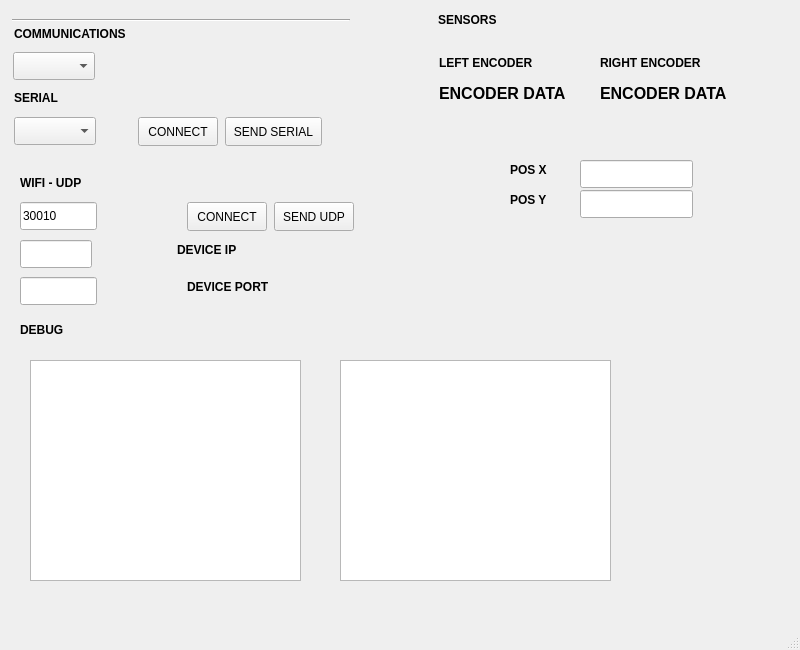
This is gui/mainwindow.ui in BuffaGonzalo/MCC25 as Qt 5 draws it before an edit. The edited form follows.
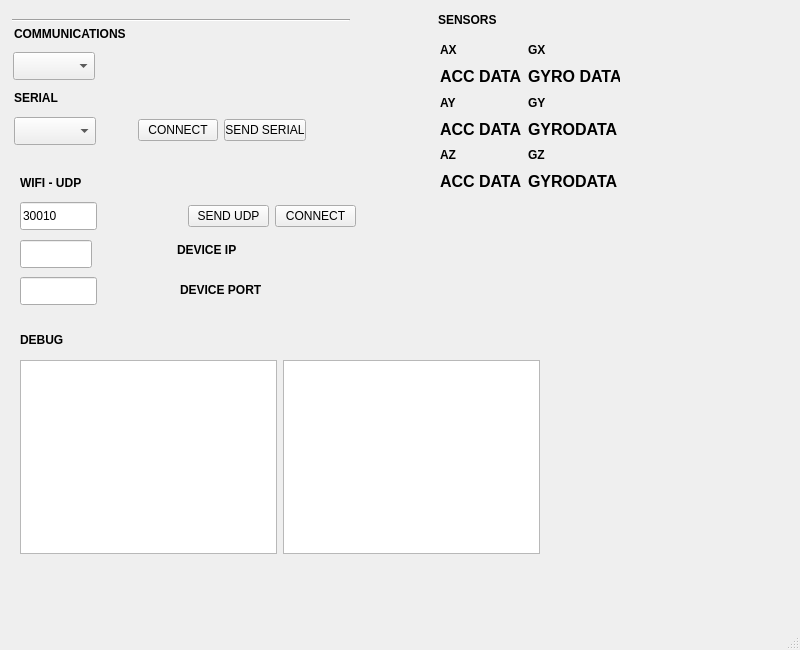
This is the edited form. Icons and pictures are not drawn.

Commit message: Adds All-Time data control

The edit to the form file:
```diff
--- a/gui/mainwindow.ui
+++ b/gui/mainwindow.ui
@@ -27,31 +27,11 @@
    <property name="autoFillBackground">
     <bool>false</bool>
    </property>
-   <widget class="QTextBrowser" name="textBrowserUnProcessed">
-    <property name="geometry">
-     <rect>
-      <x>340</x>
-      <y>360</y>
-      <width>271</width>
-      <height>221</height>
-     </rect>
-    </property>
-   </widget>
-   <widget class="QTextBrowser" name="textBrowserProcessed">
-    <property name="geometry">
-     <rect>
-      <x>30</x>
-      <y>360</y>
-      <width>271</width>
-      <height>221</height>
-     </rect>
-    </property>
-   </widget>
    <widget class="QLabel" name="label_udp_2">
     <property name="geometry">
      <rect>
       <x>20</x>
-      <y>320</y>
+      <y>330</y>
       <width>78</width>
       <height>20</height>
      </rect>
@@ -88,24 +68,6 @@
      </rect>
     </property>
    </widget>
-   <widget class="QLabel" name="label_devide_port">
-    <property name="geometry">
-     <rect>
-      <x>187</x>
-      <y>277</y>
-      <width>94</width>
-      <height>20</height>
-     </rect>
-    </property>
-    <property name="font">
-     <font>
-      <bold>true</bold>
-     </font>
-    </property>
-    <property name="text">
-     <string>DEVICE PORT</string>
-    </property>
-   </widget>
    <widget class="QLineEdit" name="lineEdit_device_port">
     <property name="geometry">
      <rect>
@@ -191,69 +153,6 @@
      <string>COMMUNICATIONS</string>
     </property>
    </widget>
-   <widget class="QLabel" name="label_left_encoder_data">
-    <property name="geometry">
-     <rect>
-      <x>439</x>
-      <y>80</y>
-      <width>152</width>
-      <height>27</height>
-     </rect>
-    </property>
-    <property name="font">
-     <font>
-      <pointsize>12</pointsize>
-      <bold>true</bold>
-     </font>
-    </property>
-    <property name="text">
-     <string>ENCODER DATA</string>
-    </property>
-   </widget>
-   <widget class="QLabel" name="label_left_encoder">
-    <property name="geometry">
-     <rect>
-      <x>439</x>
-      <y>53</y>
-      <width>106</width>
-      <height>20</height>
-     </rect>
-    </property>
-    <property name="font">
-     <font>
-      <bold>true</bold>
-     </font>
-    </property>
-    <property name="text">
-     <string>LEFT ENCODER</string>
-    </property>
-   </widget>
-   <widget class="QPushButton" name="pushButton_sendSerial">
-    <property name="geometry">
-     <rect>
-      <x>225</x>
-      <y>117</y>
-      <width>97</width>
-      <height>29</height>
-     </rect>
-    </property>
-    <property name="text">
-     <string>SEND SERIAL</string>
-    </property>
-   </widget>
-   <widget class="QPushButton" name="pushButton_connectSerial">
-    <property name="geometry">
-     <rect>
-      <x>138</x>
-      <y>117</y>
-      <width>80</width>
-      <height>29</height>
-     </rect>
-    </property>
-    <property name="text">
-     <string>CONNECT</string>
-    </property>
-   </widget>
    <widget class="QComboBox" name="comboBox_PORT">
     <property name="geometry">
      <rect>
@@ -267,56 +166,6 @@
      <string>PORTS</string>
     </property>
    </widget>
-   <widget class="QLabel" name="label_right_encoder">
-    <property name="geometry">
-     <rect>
-      <x>600</x>
-      <y>53</y>
-      <width>119</width>
-      <height>20</height>
-     </rect>
-    </property>
-    <property name="font">
-     <font>
-      <bold>true</bold>
-     </font>
-    </property>
-    <property name="text">
-     <string>RIGHT ENCODER</string>
-    </property>
-   </widget>
-   <widget class="QLabel" name="label_right_encoder_data">
-    <property name="geometry">
-     <rect>
-      <x>600</x>
-      <y>80</y>
-      <width>152</width>
-      <height>27</height>
-     </rect>
-    </property>
-    <property name="font">
-     <font>
-      <pointsize>12</pointsize>
-      <bold>true</bold>
-     </font>
-    </property>
-    <property name="text">
-     <string>ENCODER DATA</string>
-    </property>
-   </widget>
-   <widget class="QPushButton" name="pushButton_connectUdp">
-    <property name="geometry">
-     <rect>
-      <x>187</x>
-      <y>202</y>
-      <width>80</width>
-      <height>29</height>
-     </rect>
-    </property>
-    <property name="text">
-     <string>CONNECT</string>
-    </property>
-   </widget>
    <widget class="QLineEdit" name="lineEdit_local_port">
     <property name="geometry">
      <rect>
@@ -330,19 +179,6 @@
      <string>30010</string>
     </property>
    </widget>
-   <widget class="QPushButton" name="pushButton_sendUdp">
-    <property name="geometry">
-     <rect>
-      <x>274</x>
-      <y>202</y>
-      <width>80</width>
-      <height>29</height>
-     </rect>
-    </property>
-    <property name="text">
-     <string>SEND UDP</string>
-    </property>
-   </widget>
    <widget class="QLabel" name="label_device_ip">
     <property name="geometry">
      <rect>
@@ -380,32 +216,224 @@
      <string/>
     </property>
    </widget>
-   <widget class="QLineEdit" name="PosX">
+   <widget class="QWidget" name="">
     <property name="geometry">
      <rect>
-      <x>580</x>
-      <y>160</y>
-      <width>113</width>
-      <height>28</height>
+      <x>440</x>
+      <y>40</y>
+      <width>180</width>
+      <height>151</height>
      </rect>
     </property>
+    <layout class="QHBoxLayout" name="horizontalLayout">
+     <item>
+      <layout class="QVBoxLayout" name="verticalLayout_8">
+       <item>
+        <layout class="QVBoxLayout" name="verticalLayout_6">
+         <item>
+          <widget class="QLabel" name="ax_label">
+           <property name="font">
+            <font>
+             <bold>true</bold>
+            </font>
+           </property>
+           <property name="text">
+            <string>AX</string>
+           </property>
+          </widget>
+         </item>
+         <item>
+          <widget class="QLabel" name="ax_data">
+           <property name="font">
+            <font>
+             <pointsize>12</pointsize>
+             <bold>true</bold>
+            </font>
+           </property>
+           <property name="text">
+            <string>ACC DATA</string>
+           </property>
+          </widget>
+         </item>
+        </layout>
+       </item>
+       <item>
+        <layout class="QVBoxLayout" name="verticalLayout_5">
+         <item>
+          <widget class="QLabel" name="ay_label">
+           <property name="font">
+            <font>
+             <bold>true</bold>
+            </font>
+           </property>
+           <property name="text">
+            <string>AY</string>
+           </property>
+          </widget>
+         </item>
+         <item>
+          <widget class="QLabel" name="ay_data">
+           <property name="font">
+            <font>
+             <pointsize>12</pointsize>
+             <bold>true</bold>
+            </font>
+           </property>
+           <property name="text">
+            <string>ACC DATA</string>
+           </property>
+          </widget>
+         </item>
+        </layout>
+       </item>
+       <item>
+        <layout class="QVBoxLayout" name="verticalLayout_4">
+         <item>
+          <widget class="QLabel" name="az_label">
+           <property name="font">
+            <font>
+             <bold>true</bold>
+            </font>
+           </property>
+           <property name="text">
+            <string>AZ</string>
+           </property>
+          </widget>
+         </item>
+         <item>
+          <widget class="QLabel" name="az_data">
+           <property name="font">
+            <font>
+             <pointsize>12</pointsize>
+             <bold>true</bold>
+            </font>
+           </property>
+           <property name="text">
+            <string>ACC DATA</string>
+           </property>
+          </widget>
+         </item>
+        </layout>
+       </item>
+      </layout>
+     </item>
+     <item>
+      <layout class="QVBoxLayout" name="verticalLayout_7">
+       <item>
+        <layout class="QVBoxLayout" name="verticalLayout_3">
+         <item>
+          <widget class="QLabel" name="gx_label">
+           <property name="font">
+            <font>
+             <bold>true</bold>
+            </font>
+           </property>
+           <property name="text">
+            <string>GX</string>
+           </property>
+          </widget>
+         </item>
+         <item>
+          <widget class="QLabel" name="gx_data">
+           <property name="font">
+            <font>
+             <pointsize>12</pointsize>
+             <bold>true</bold>
+            </font>
+           </property>
+           <property name="text">
+            <string>GYRO DATA</string>
+           </property>
+          </widget>
+         </item>
+        </layout>
+       </item>
+       <item>
+        <layout class="QVBoxLayout" name="verticalLayout_2">
+         <item>
+          <widget class="QLabel" name="gy_label">
+           <property name="font">
+            <font>
+             <bold>true</bold>
+            </font>
+           </property>
+           <property name="text">
+            <string>GY</string>
+           </property>
+          </widget>
+         </item>
+         <item>
+          <widget class="QLabel" name="gy_data">
+           <property name="font">
+            <font>
+             <pointsize>12</pointsize>
+             <bold>true</bold>
+            </font>
+           </property>
+           <property name="text">
+            <string>GYRODATA</string>
+           </property>
+          </widget>
+         </item>
+        </layout>
+       </item>
+       <item>
+        <layout class="QVBoxLayout" name="verticalLayout">
+         <item>
+          <widget class="QLabel" name="gz_label">
+           <property name="font">
+            <font>
+             <bold>true</bold>
+            </font>
+           </property>
+           <property name="text">
+            <string>GZ</string>
+           </property>
+          </widget>
+         </item>
+         <item>
+          <widget class="QLabel" name="gz_data">
+           <property name="font">
+            <font>
+             <pointsize>12</pointsize>
+             <bold>true</bold>
+            </font>
+           </property>
+           <property name="text">
+            <string>GYRODATA</string>
+           </property>
+          </widget>
+         </item>
+        </layout>
+       </item>
+      </layout>
+     </item>
+    </layout>
    </widget>
-   <widget class="QLineEdit" name="PosY">
+   <widget class="QWidget" name="">
     <property name="geometry">
      <rect>
-      <x>580</x>
-      <y>190</y>
-      <width>113</width>
-      <height>28</height>
+      <x>20</x>
+      <y>360</y>
+      <width>520</width>
+      <height>194</height>
      </rect>
     </property>
+    <layout class="QHBoxLayout" name="horizontalLayout_2">
+     <item>
+      <widget class="QTextBrowser" name="textBrowserProcessed"/>
+     </item>
+     <item>
+      <widget class="QTextBrowser" name="textBrowserUnProcessed"/>
+     </item>
+    </layout>
    </widget>
-   <widget class="QLabel" name="label_sensors_2">
+   <widget class="QLabel" name="label_devide_port">
     <property name="geometry">
      <rect>
-      <x>510</x>
-      <y>160</y>
-      <width>65</width>
+      <x>180</x>
+      <y>280</y>
+      <width>94</width>
       <height>20</height>
      </rect>
     </property>
@@ -415,26 +443,60 @@
      </font>
     </property>
     <property name="text">
-     <string>POS X</string>
+     <string>DEVICE PORT</string>
     </property>
    </widget>
-   <widget class="QLabel" name="label_sensors_3">
+   <widget class="QWidget" name="">
     <property name="geometry">
      <rect>
-      <x>510</x>
-      <y>190</y>
-      <width>65</width>
-      <height>20</height>
+      <x>138</x>
+      <y>117</y>
+      <width>168</width>
+      <height>26</height>
      </rect>
     </property>
-    <property name="font">
-     <font>
-      <bold>true</bold>
-     </font>
+    <layout class="QHBoxLayout" name="horizontalLayout_4">
+     <item>
+      <widget class="QPushButton" name="pushButton_connectSerial">
+       <property name="text">
+        <string>CONNECT</string>
+       </property>
+      </widget>
+     </item>
+     <item>
+      <widget class="QPushButton" name="pushButton_sendSerial">
+       <property name="text">
+        <string>SEND SERIAL</string>
+       </property>
+      </widget>
+     </item>
+    </layout>
+   </widget>
+   <widget class="QWidget" name="">
+    <property name="geometry">
+     <rect>
+      <x>188</x>
+      <y>203</y>
+      <width>168</width>
+      <height>26</height>
+     </rect>
     </property>
-    <property name="text">
-     <string>POS Y</string>
-    </property>
+    <layout class="QHBoxLayout" name="horizontalLayout_3">
+     <item>
+      <widget class="QPushButton" name="pushButton_sendUdp">
+       <property name="text">
+        <string>SEND UDP</string>
+       </property>
+      </widget>
+     </item>
+     <item>
+      <widget class="QPushButton" name="pushButton_connectUdp">
+       <property name="text">
+        <string>CONNECT</string>
+       </property>
+      </widget>
+     </item>
+    </layout>
    </widget>
   </widget>
   <widget class="QStatusBar" name="statusBar"/>
```
The commit also changes 33 other files.
